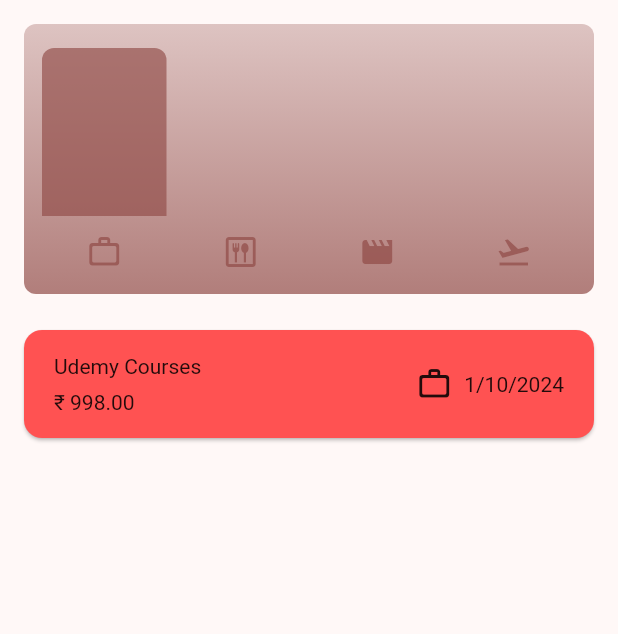
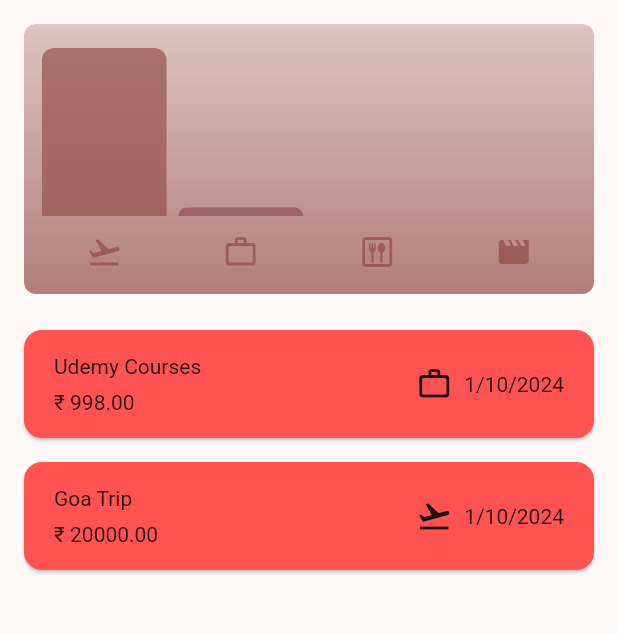
Before and after one commit to divyansh1583/Expense-App, a Flutter app: the screen it shows after launch, on a phone screen of 412 x 824 dp, the part 84-718 px from its top. Run offline on Flutter 3.47's test engine with Material 2 defaults, Android fonts, the phone set to English and light mode, and no system bars.

Commit message:
Second Commit:divy/resp

```diff
--- a/lib/screen/home_screen.dart
+++ b/lib/screen/home_screen.dart
@@ -18,6 +18,12 @@ class _HomeScreenState extends State<HomeScreen> {
       amount: 998,
       date: DateTime.now(),
       category: CategoryExpense.work,
+    ),
+    ExpenseModel(
+      title: "Goa Trip",
+      amount: 20000,
+      date: DateTime.now(),
+      category: CategoryExpense.travel,
     ),
   ];
 
```
